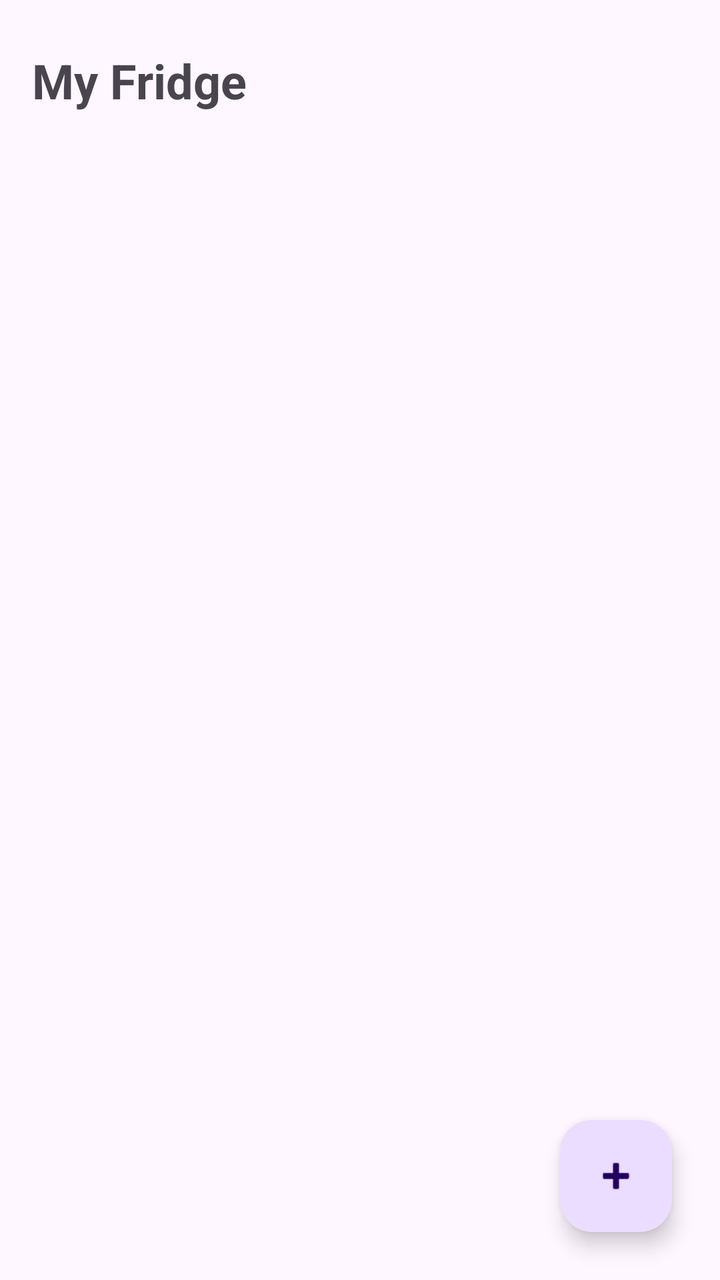
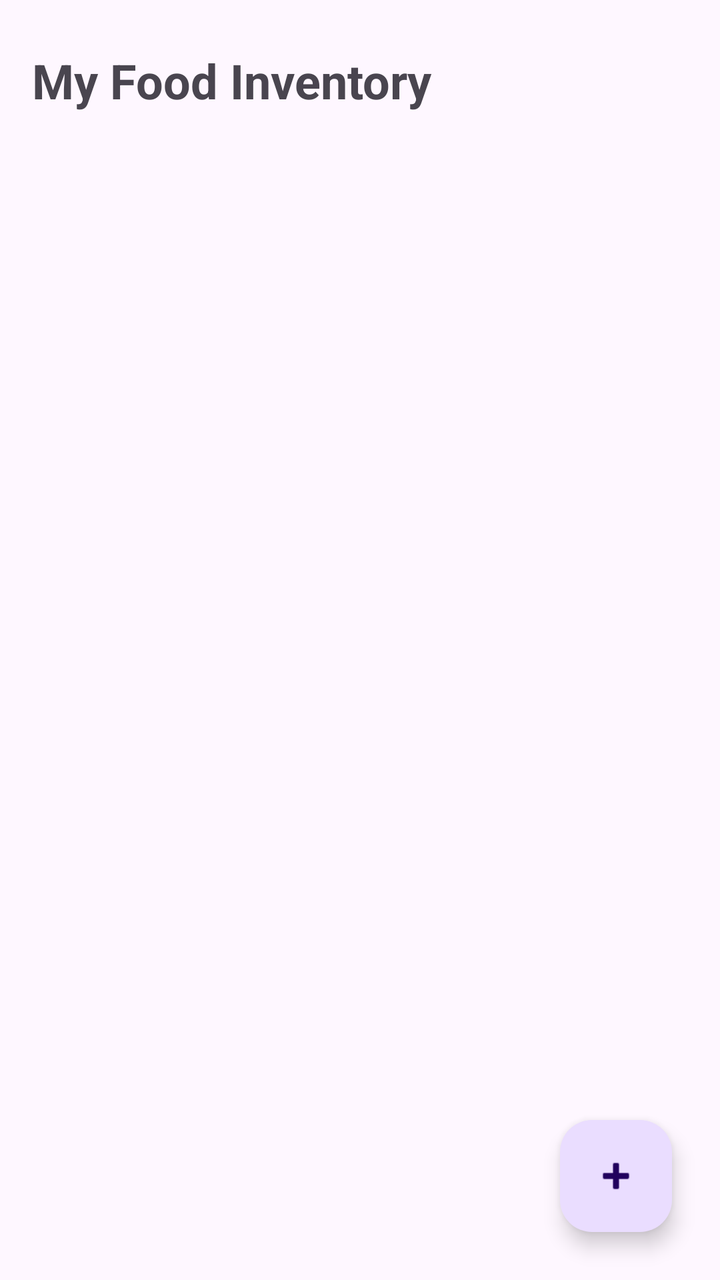

The first picture is an Android layout as it rendered before a commit; the second is the same layout after the commit. The layout source and the unified diff follow.
<!-- AndroidManifest.xml: application theme Theme.FridYI -->
<!-- res/layout/activity_main.xml -->
<?xml version="1.0" encoding="utf-8"?>
<androidx.constraintlayout.widget.ConstraintLayout
    xmlns:android="http://schemas.android.com/apk/res/android"
    xmlns:app="http://schemas.android.com/apk/res-auto"
    xmlns:tools="http://schemas.android.com/tools"
    android:id="@+id/main"
    android:layout_width="match_parent"
    android:layout_height="match_parent"
    tools:context=".MainActivity">

    
    <TextView
        android:id="@+id/tvAppTitle"
        android:layout_width="wrap_content"
        android:layout_height="wrap_content"
        android:text="My Fridge"
        android:textSize="24sp"
        android:textStyle="bold"
        android:layout_marginTop="24dp"
        android:layout_marginStart="16dp"
        app:layout_constraintTop_toTopOf="parent"
        app:layout_constraintStart_toStartOf="parent" />

    
    <androidx.recyclerview.widget.RecyclerView
        android:id="@+id/rvFoodList"
        android:layout_width="0dp"
        android:layout_height="0dp"
        android:layout_marginTop="16dp"
        app:layout_constraintTop_toBottomOf="@id/tvAppTitle"
        app:layout_constraintBottom_toBottomOf="parent"
        app:layout_constraintStart_toStartOf="parent"
        app:layout_constraintEnd_toEndOf="parent" />

    
    <com.google.android.material.floatingactionbutton.FloatingActionButton
        android:id="@+id/fabAddFood"
        android:layout_width="wrap_content"
        android:layout_height="wrap_content"
        android:layout_marginEnd="24dp"
        android:layout_marginBottom="24dp"
        android:src="@android:drawable/ic_input_add"
        android:contentDescription="Add Food"
        app:layout_constraintBottom_toBottomOf="parent"
        app:layout_constraintEnd_toEndOf="parent" />

</androidx.constraintlayout.widget.ConstraintLayout>
<!-- resources referenced by this layout -->
<resources>
  <style name="Theme.FridYI" parent="Base.Theme.FridYI" />
  <style name="Base.Theme.FridYI" parent="Theme.Material3.DayNight.NoActionBar">
          
          
      </style>
</resources>

<!-- the commit's change to res/layout/activity_main.xml (unified diff, before → after) -->
@@ -13,7 +13,7 @@
         android:id="@+id/tvAppTitle"
         android:layout_width="wrap_content"
         android:layout_height="wrap_content"
-        android:text="My Fridge"
+        android:text="My Food Inventory"
         android:textSize="24sp"
         android:textStyle="bold"
         android:layout_marginTop="24dp"
<!-- resource entries referenced after the edit -->
@@ -1,7 +1,7 @@
 <!-- resources referenced by this layout -->
 <resources>
   <style name="Theme.FridYI" parent="Base.Theme.FridYI" />
-  <style name="Base.Theme.FridYI" parent="Theme.Material3.DayNight.NoActionBar">
+  <style name="Base.Theme.FridYI" parent="Theme.Material3.DayNight">
           
           
       </style>
